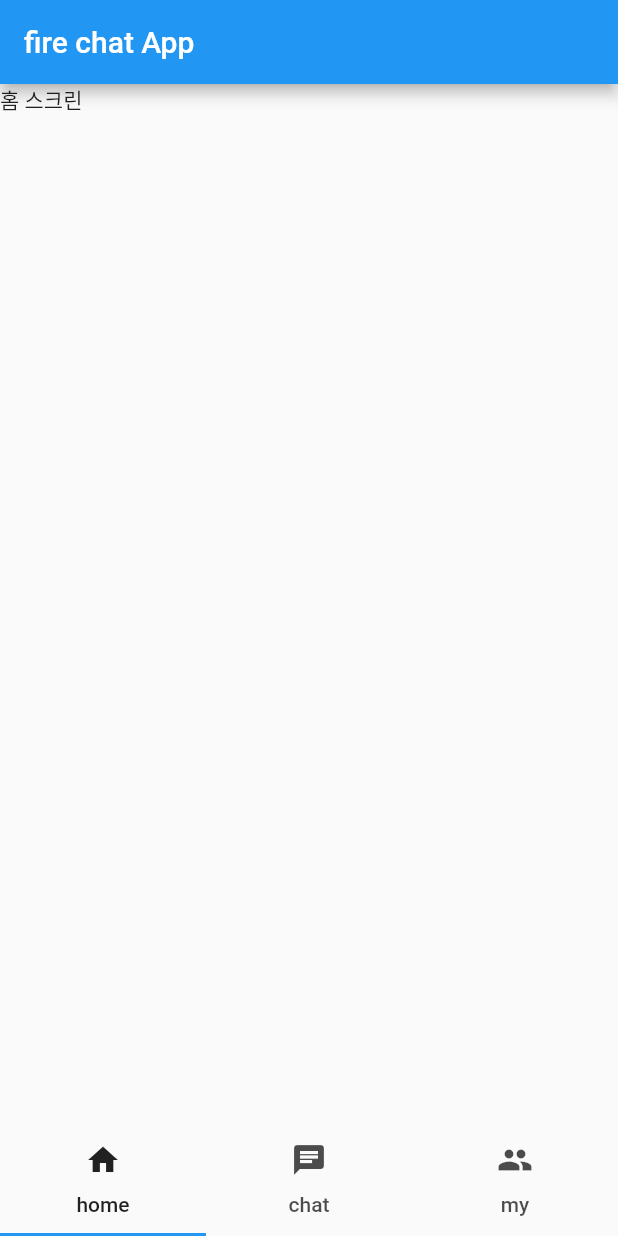
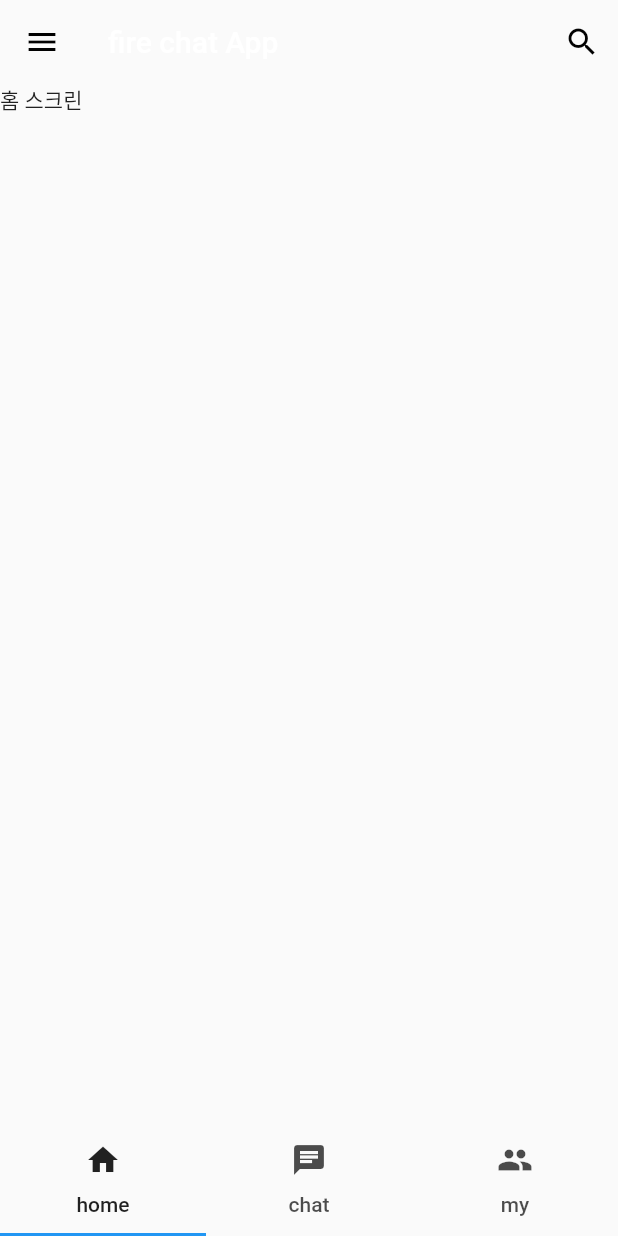
Before and after one commit to MinJa-e/jae_first_clone, a Flutter app: the screen it shows after launch, on a phone screen of 412 x 824 dp. Run offline on Flutter 3.47's test engine with Material 2 defaults, Android fonts, the phone set to English and light mode, and no system bars.

Commit message:
상단바 - leading 메뉴, actions 돋보기 하단바 - 탭으로 스와이프 애니메이션 추가

```diff
--- a/lib/main.dart
+++ b/lib/main.dart
@@ -1,4 +1,6 @@
 import 'package:flutter/material.dart';
+
+// 내일은 상단바랑 햄버거 메뉴(drawer, 당겨오는 형식으로 만들기)
 
 void main() => runApp(MyApp());
 
@@ -24,14 +26,31 @@ class _MainState extends State<Main> {
   @override
   Widget build(BuildContext context) {
     return MaterialApp(
+      debugShowCheckedModeBanner: false,//debug 띠 안보이게 해줌
       title: 'chat used firebase',
       theme: ThemeData(primaryColor: Colors.white),
       home: DefaultTabController(
           length: 3,
           child: Scaffold(
+
             appBar: AppBar(
               title: Text('fire chat App'),
+              backgroundColor: Colors.transparent,
+              elevation: 0,
+              leading: IconButton(
+                icon: Icon(Icons.menu),
+                onPressed: () {},
+                color: Colors.black,
+              ),
+              actions: <Widget>[
+                IconButton(
+                  icon: Icon(Icons.search),
+                  onPressed: () {},
+                  color: Colors.black,
+                )
+              ],
             ),
+
             body: TabBarView(
               children: [
                 Text('홈 스크린'),
@@ -39,6 +58,7 @@ class _MainState extends State<Main> {
                 Text('마이 스크린'),
               ],
             ),
+
             bottomNavigationBar: TabBar(tabs: [
               Tab(
                 icon: Icon(Icons.home),
```
